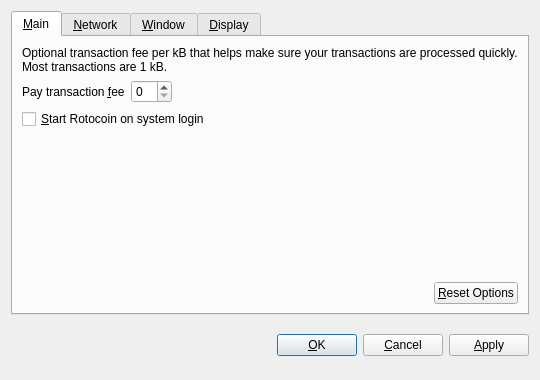
Qt form src/qt/forms/optionsdialog.ui (lawiz22/wizcoin) before a commit.
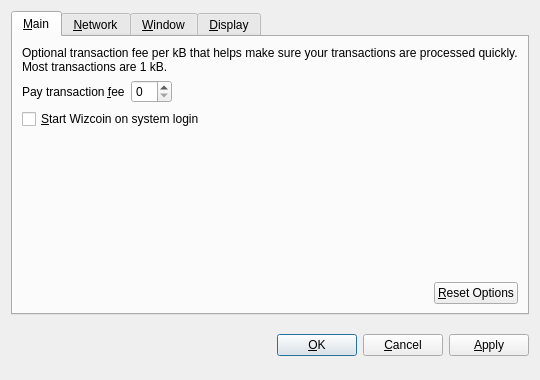
The same form after that commit. Custom widgets are drawn as their Qt base class.

The edit to the form file:
```diff
--- a/src/qt/forms/optionsdialog.ui
+++ b/src/qt/forms/optionsdialog.ui
@@ -82,7 +82,7 @@
           <string>Automatically start Rotocoin after logging in to the system.</string>
          </property>
          <property name="text">
-          <string>&amp;Start Rotocoin on system login</string>
+          <string>&amp;Start Wizcoin on system login</string>
          </property>
         </widget>
        </item>
```
Left out of the diff: 18 changed lines with no effect on the pictures.
